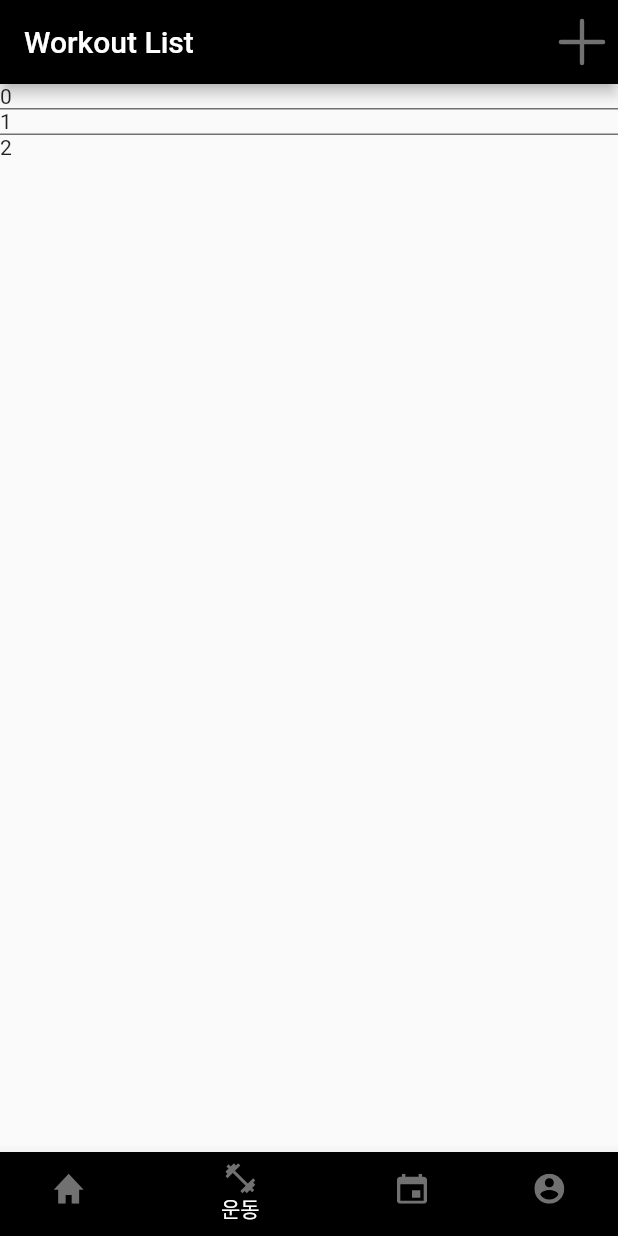
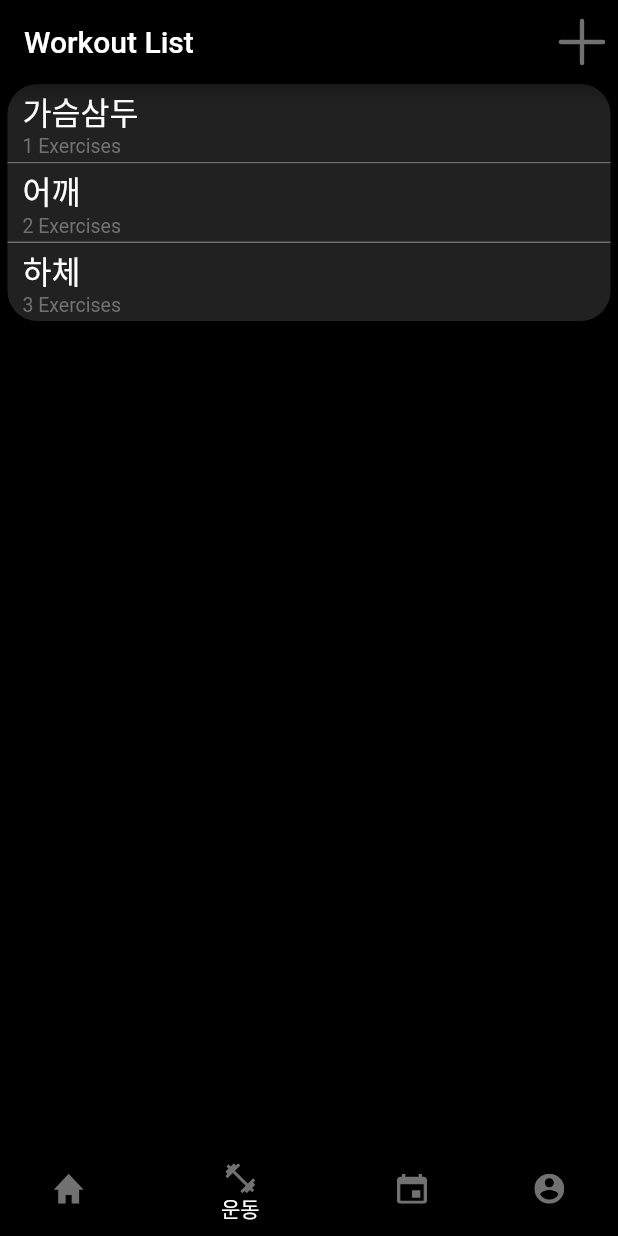
Before and after one commit to TaikoYamaguchi/sdb_trainer, a Flutter app: the screen it shows after launch, item 2 of the bottom bar chosen, on a phone screen of 412 x 824 dp. Run offline on Flutter 3.47's test engine with Material 2 defaults, Android fonts, the phone set to English and light mode, and no system bars; our stand-ins replace flutter_svg, table_calendar.

Commit message:
Workout list

```diff
--- a/lib/pages/exercise.dart
+++ b/lib/pages/exercise.dart
@@ -9,6 +9,48 @@ class Exercise extends StatefulWidget {
 }
 
 class _ExerciseState extends State<Exercise> {
+  List<Map<String, String>> datas = [];
+  double top = 0;
+  double bottom = 0;
+
+  @override
+  void initState() {
+    super.initState();
+    datas = [
+      {
+        "workout": "가슴삼두",
+        "exercise": "벤치프레스",
+        "number": "1"
+      },
+      {
+        "workout": "어깨",
+        "exercise": "숄더프레스,밀리터리 프레스",
+        "number": "2"
+      },
+      {
+        "workout": "하체",
+        "exercise": "스쿼트,파워레그프레스,레그익스텐션",
+        "number": "3"
+      },
+    ];
+  }
+
+/*
+  switch (index) {
+    case 0:
+      return Home();
+      break;
+    case 1:
+      return Exercise();
+      break;
+    case 2:
+      return Calendar();
+      break;
+    case 3:
+      return Container();
+      break;
+  }
+*/
 
   PreferredSizeWidget _appbarWidget(){
     return AppBar(
@@ -29,18 +71,49 @@ class _ExerciseState extends State<Exercise> {
   }
 
   Widget _bodyWidget() {
-    return ListView.separated(
+    return Container(
+      color: Colors.black,
+      child: ListView.separated(
+        padding: EdgeInsets.symmetric(horizontal: 5),
         itemBuilder: (BuildContext _context, int index){
+          if(index==0){top = 20; bottom = 0;} else if (index==datas.length-1){top = 0;bottom = 20;} else {top = 0;bottom = 0;};
           return Container(
-            child: Text(
-              index.toString(),
+            child: Expanded(
+              child: Container(
+                padding: EdgeInsets.fromLTRB(10, 0, 10, 0),
+                decoration: BoxDecoration(
+                  color: Color(0xFF212121),
+                  borderRadius: BorderRadius.only(
+                  topRight: Radius.circular(top),
+                  bottomRight: Radius.circular(bottom),
+                  topLeft: Radius.circular(top),
+                  bottomLeft: Radius.circular(bottom)
+                  )
+                ),
+                height: 52,
+                child: Column(
+                  mainAxisAlignment: MainAxisAlignment.center,
+                  crossAxisAlignment: CrossAxisAlignment.start,
+                  children: [
+                    Text(
+                      datas[index]["workout"].toString(),
+                      style: TextStyle(fontSize: 21, color: Colors.white),
+                    ),
+                    Text(
+                      "${datas[index]["number"].toString()} Exercises",
+                      style: TextStyle(fontSize: 13, color: Color(0xFF717171))
+                    )
+                  ],
+                ),
+              ),
             ),
           );
         },
         separatorBuilder: (BuildContext _context, int index){
           return Container(height:1, color: Color(0xFF717171),);
         },
-        itemCount: 3
+        itemCount: datas.length
+      ),
     );
   }
 
```
